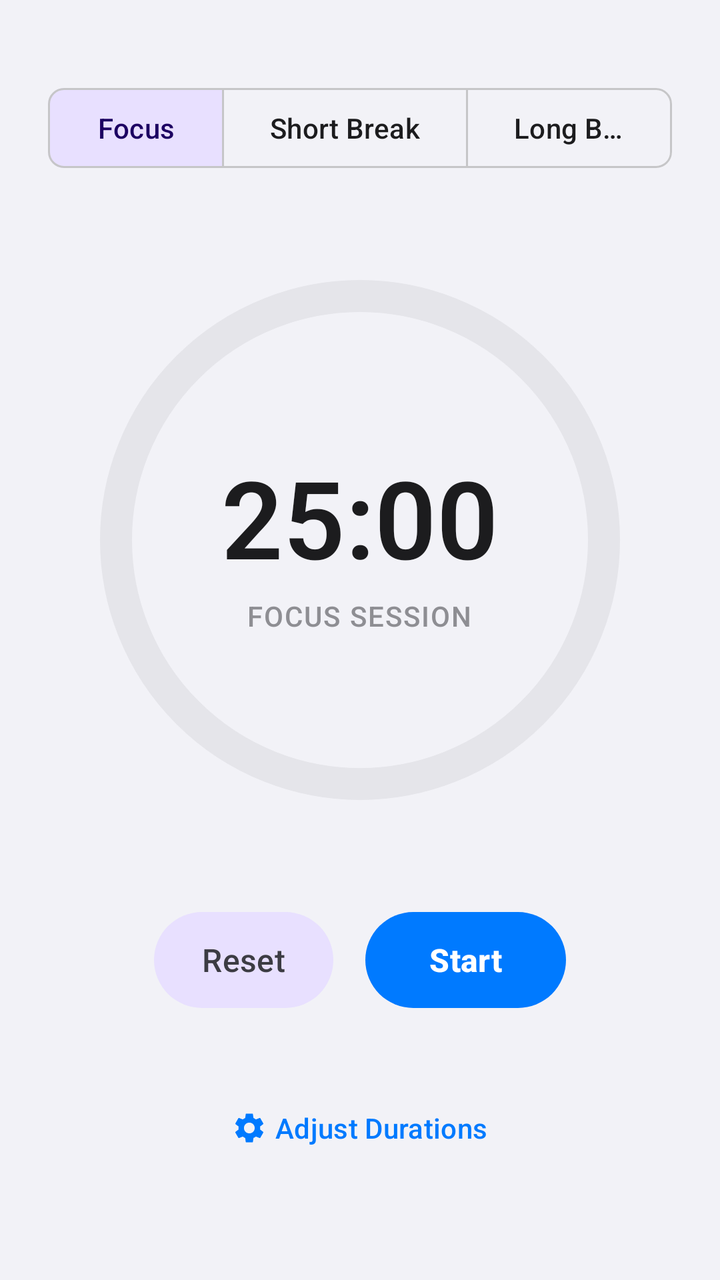
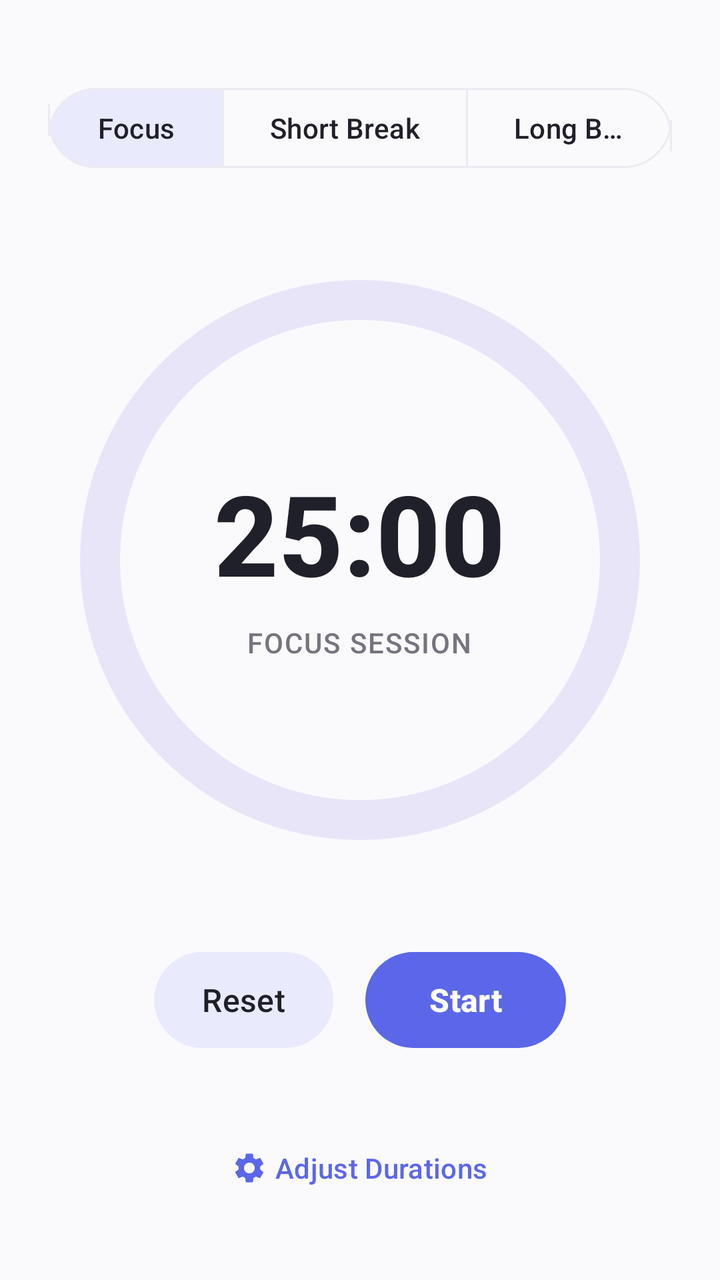

The first picture is an Android layout as it rendered before a commit; the second is the same layout after the commit. The layout source and the unified diff follow.
<!-- AndroidManifest.xml: application theme Theme.LorenzFlow -->
<!-- res/layout/fragment_pomodoro.xml -->
<?xml version="1.0" encoding="utf-8"?>
<ScrollView
    xmlns:android="http://schemas.android.com/apk/res/android"
    xmlns:app="http://schemas.android.com/apk/res-auto"
    android:layout_width="match_parent"
    android:layout_height="match_parent"
    android:background="@color/ios_grouped_background"
    android:fillViewport="true">

    <LinearLayout
        android:layout_width="match_parent"
        android:layout_height="wrap_content"
        android:orientation="vertical"
        android:gravity="center_horizontal"
        android:padding="24dp">

        
        <com.google.android.material.button.MaterialButtonToggleGroup
            android:id="@+id/toggle_group_modes"
            android:layout_width="wrap_content"
            android:layout_height="wrap_content"
            android:layout_marginTop="16dp"
            app:singleSelection="true"
            app:selectionRequired="true"
            app:checkedButton="@id/btn_mode_focus">

            <com.google.android.material.button.MaterialButton
                android:id="@+id/btn_mode_focus"
                style="@style/Widget.Material3.Button.OutlinedButton"
                android:layout_width="wrap_content"
                android:layout_height="wrap_content"
                android:text="Focus"
                android:textSize="14sp"
                app:cornerRadius="8dp" />

            <com.google.android.material.button.MaterialButton
                android:id="@+id/btn_mode_short"
                style="@style/Widget.Material3.Button.OutlinedButton"
                android:layout_width="wrap_content"
                android:layout_height="wrap_content"
                android:text="Short Break"
                android:textSize="14sp" />

            <com.google.android.material.button.MaterialButton
                android:id="@+id/btn_mode_long"
                style="@style/Widget.Material3.Button.OutlinedButton"
                android:layout_width="wrap_content"
                android:layout_height="wrap_content"
                android:text="Long Break"
                android:textSize="14sp"
                app:cornerRadius="8dp" />

        </com.google.android.material.button.MaterialButtonToggleGroup>

        
        <FrameLayout
            android:layout_width="wrap_content"
            android:layout_height="wrap_content"
            android:layout_marginTop="48dp"
            android:layout_marginBottom="48dp">

            <com.google.android.material.progressindicator.CircularProgressIndicator
                android:id="@+id/pomodoro_progress"
                android:layout_width="wrap_content"
                android:layout_height="wrap_content"
                app:indicatorSize="260dp"
                app:trackThickness="16dp"
                app:indicatorColor="@color/ios_blue"
                app:trackColor="@color/ios_opaque_separator"
                app:trackCornerRadius="8dp"
                android:progress="100"
                app:indicatorDirectionCircular="counterclockwise" />

            <LinearLayout
                android:layout_width="wrap_content"
                android:layout_height="wrap_content"
                android:layout_gravity="center"
                android:gravity="center"
                android:orientation="vertical">

                <TextView
                    android:id="@+id/text_timer"
                    android:layout_width="wrap_content"
                    android:layout_height="wrap_content"
                    android:text="25:00"
                    android:textSize="54sp"
                    android:textColor="?attr/colorOnSurface"
                    android:fontFamily="sans-serif-light"
                    android:textStyle="bold" />

                <TextView
                    android:id="@+id/text_status"
                    android:layout_width="wrap_content"
                    android:layout_height="wrap_content"
                    android:layout_marginTop="4dp"
                    android:text="Focus Session"
                    android:textSize="14sp"
                    android:textColor="@color/ios_secondary_label"
                    android:fontFamily="sans-serif-medium"
                    android:textAllCaps="true"
                    android:letterSpacing="0.05" />

            </LinearLayout>

        </FrameLayout>

        
        <LinearLayout
            android:layout_width="match_parent"
            android:layout_height="wrap_content"
            android:orientation="horizontal"
            android:gravity="center"
            android:layout_marginBottom="24dp">

            
            <com.google.android.material.button.MaterialButton
                android:id="@+id/btn_reset"
                style="@style/Widget.Material3.Button.TonalButton"
                android:layout_width="wrap_content"
                android:layout_height="56dp"
                android:layout_marginEnd="16dp"
                android:text="Reset"
                android:textSize="16sp"
                app:cornerRadius="28dp"
                android:textColor="?attr/colorOnSurfaceVariant"
                android:paddingHorizontal="24dp" />

            
            <com.google.android.material.button.MaterialButton
                android:id="@+id/btn_start_pause"
                android:layout_width="wrap_content"
                android:layout_height="56dp"
                android:text="Start"
                android:textSize="16sp"
                android:textStyle="bold"
                app:cornerRadius="28dp"
                app:backgroundTint="@color/ios_blue"
                android:textColor="@android:color/white"
                android:paddingHorizontal="32dp" />

        </LinearLayout>

        
        <com.google.android.material.button.MaterialButton
            android:id="@+id/btn_change_durations"
            style="@style/Widget.Material3.Button.TextButton"
            android:layout_width="wrap_content"
            android:layout_height="wrap_content"
            android:layout_marginTop="8dp"
            android:text="Adjust Durations"
            app:icon="@drawable/ic_settings"
            android:textColor="@color/ios_blue"
            app:iconTint="@color/ios_blue" />

    </LinearLayout>

</ScrollView>
<!-- resources referenced by this layout -->
<resources>
  <color name="ios_blue">#007AFF</color>
  <color name="ios_grouped_background">#F2F2F7</color>
  <color name="ios_opaque_separator">#E5E5EA</color>
  <color name="ios_secondary_label">#8E8E93</color>
  <style name="Theme.LorenzFlow" parent="Theme.Material3.Light.NoActionBar">
          <item name="colorPrimary">@color/md_theme_light_primary</item>
          <item name="colorOnPrimary">@color/md_theme_light_onPrimary</item>
          <item name="colorPrimaryContainer">@color/md_theme_light_primaryContainer</item>
          <item name="colorOnPrimaryContainer">@color/md_theme_light_onPrimaryContainer</item>
          <item name="colorSecondary">@color/md_theme_light_secondary</item>
          <item name="colorOnSecondary">@color/md_theme_light_onSecondary</item>
          <item name="colorSecondaryContainer">@color/md_theme_light_secondaryContainer</item>
          <item name="colorOnSecondaryContainer">@color/md_theme_light_onSecondaryContainer</item>
          <item name="colorTertiary">@color/md_theme_light_tertiary</item>
          <item name="colorOnTertiary">@color/md_theme_light_onTertiary</item>
          <item name="colorTertiaryContainer">@color/md_theme_light_tertiaryContainer</item>
          <item name="colorOnTertiaryContainer">@color/md_theme_light_onTertiaryContainer</item>
          <item name="colorError">@color/md_theme_light_error</item>
          <item name="colorOnError">@color/md_theme_light_onError</item>
          <item name="colorErrorContainer">@color/md_theme_light_errorContainer</item>
          <item name="colorOnErrorContainer">@color/md_theme_light_onErrorContainer</item>
          <item name="android:colorBackground">@color/md_theme_light_background</item>
          <item name="colorOnBackground">@color/md_theme_light_onBackground</item>
          <item name="colorSurface">@color/md_theme_light_surface</item>
          <item name="colorOnSurface">@color/md_theme_light_onSurface</item>
          <item name="colorSurfaceVariant">@color/md_theme_light_surfaceVariant</item>
          <item name="colorOnSurfaceVariant">@color/md_theme_light_onSurfaceVariant</item>
          <item name="colorOutline">@color/md_theme_light_outline</item>
          <item name="colorOutlineVariant">@color/md_theme_light_outlineVariant</item>
          <item name="colorSurfaceInverse">@color/md_theme_light_inverseSurface</item>
          <item name="colorOnSurfaceInverse">@color/md_theme_light_inverseOnSurface</item>
  
          
          <item name="android:statusBarColor">@android:color/transparent</item>
          <item name="android:navigationBarColor">@color/md_theme_light_surface</item>
          <item name="android:windowLightStatusBar">true</item>
      </style>
  <color name="md_theme_light_primary">#007AFF</color>
  <color name="md_theme_light_onPrimary">#FFFFFF</color>
  <color name="md_theme_light_primaryContainer">#D6E4FF</color>
  <color name="md_theme_light_onPrimaryContainer">#001B3E</color>
  <color name="md_theme_light_secondary">#5856D6</color>
  <color name="md_theme_light_onSecondary">#FFFFFF</color>
  <color name="md_theme_light_secondaryContainer">#E8E0FF</color>
  <color name="md_theme_light_onSecondaryContainer">#1C0062</color>
  <color name="md_theme_light_tertiary">#FF9500</color>
  <color name="md_theme_light_onTertiary">#FFFFFF</color>
  <color name="md_theme_light_error">#FF3B30</color>
  <color name="md_theme_light_onError">#FFFFFF</color>
  <color name="md_theme_light_background">#F2F2F7</color>
  <color name="md_theme_light_onBackground">#1C1C1E</color>
  <color name="md_theme_light_surface">#FFFFFF</color>
  <color name="md_theme_light_onSurface">#1C1C1E</color>
  <color name="md_theme_light_surfaceVariant">#FFFFFF</color>
  <color name="md_theme_light_onSurfaceVariant">#3C3C43</color>
  <color name="md_theme_light_outline">#C6C6C8</color>
  <color name="md_theme_light_outlineVariant">#E5E5EA</color>
  <!-- unchanged entries left out for length: 7 -->
</resources>

<!-- the commit's change to res/layout/fragment_pomodoro.xml (unified diff, before → after) -->
@@ -4,7 +4,7 @@
     xmlns:app="http://schemas.android.com/apk/res-auto"
     android:layout_width="match_parent"
     android:layout_height="match_parent"
-    android:background="@color/ios_grouped_background"
+    android:background="@color/lf_background"
     android:fillViewport="true">
 
     <LinearLayout
@@ -31,7 +31,7 @@
                 android:layout_height="wrap_content"
                 android:text="Focus"
                 android:textSize="14sp"
-                app:cornerRadius="8dp" />
+                app:cornerRadius="24dp" />
 
             <com.google.android.material.button.MaterialButton
                 android:id="@+id/btn_mode_short"
@@ -39,7 +39,8 @@
                 android:layout_width="wrap_content"
                 android:layout_height="wrap_content"
                 android:text="Short Break"
-                android:textSize="14sp" />
+                android:textSize="14sp"
+                app:cornerRadius="24dp" />
 
             <com.google.android.material.button.MaterialButton
                 android:id="@+id/btn_mode_long"
@@ -48,7 +49,7 @@
                 android:layout_height="wrap_content"
                 android:text="Long Break"
                 android:textSize="14sp"
-                app:cornerRadius="8dp" />
+                app:cornerRadius="24dp" />
 
         </com.google.android.material.button.MaterialButtonToggleGroup>
 
@@ -63,11 +64,11 @@
                 android:id="@+id/pomodoro_progress"
                 android:layout_width="wrap_content"
                 android:layout_height="wrap_content"
-                app:indicatorSize="260dp"
-                app:trackThickness="16dp"
-                app:indicatorColor="@color/ios_blue"
-                app:trackColor="@color/ios_opaque_separator"
-                app:trackCornerRadius="8dp"
+                app:indicatorSize="280dp"
+                app:trackThickness="20dp"
+                app:indicatorColor="@color/lf_accent"
+                app:trackColor="@color/lf_pastel_lilac"
+                app:trackCornerRadius="10dp"
                 android:progress="100"
                 app:indicatorDirectionCircular="counterclockwise" />
 
@@ -83,19 +84,19 @@
                     android:layout_width="wrap_content"
                     android:layout_height="wrap_content"
                     android:text="25:00"
-                    android:textSize="54sp"
-                    android:textColor="?attr/colorOnSurface"
-                    android:fontFamily="sans-serif-light"
-                    android:textStyle="bold" />
+                    android:textSize="56sp"
+                    android:textStyle="bold"
+                    android:textColor="@color/lf_text_primary"
+                    android:fontFamily="sans-serif-medium" />
 
                 <TextView
                     android:id="@+id/text_status"
                     android:layout_width="wrap_content"
                     android:layout_height="wrap_content"
-                    android:layout_marginTop="4dp"
-                    android:text="Focus Session"
+                    android:layout_marginTop="@dimen/lf_spacing_sm"
+                    android:text="@string/pomodoro_status_focus"
                     android:textSize="14sp"
-                    android:textColor="@color/ios_secondary_label"
+                    android:textColor="@color/lf_text_secondary"
                     android:fontFamily="sans-serif-medium"
                     android:textAllCaps="true"
                     android:letterSpacing="0.05" />
@@ -122,7 +123,7 @@
                 android:text="Reset"
                 android:textSize="16sp"
                 app:cornerRadius="28dp"
-                android:textColor="?attr/colorOnSurfaceVariant"
+                android:textColor="@color/lf_text_primary"
                 android:paddingHorizontal="24dp" />
 
             
@@ -130,12 +131,12 @@
                 android:id="@+id/btn_start_pause"
                 android:layout_width="wrap_content"
                 android:layout_height="56dp"
-                android:text="Start"
+                android:text="@string/start"
                 android:textSize="16sp"
                 android:textStyle="bold"
                 app:cornerRadius="28dp"
-                app:backgroundTint="@color/ios_blue"
-                android:textColor="@android:color/white"
+                app:backgroundTint="@color/lf_accent"
+                android:textColor="@color/lf_on_accent"
                 android:paddingHorizontal="32dp" />
 
         </LinearLayout>
@@ -147,10 +148,10 @@
             android:layout_width="wrap_content"
             android:layout_height="wrap_content"
             android:layout_marginTop="8dp"
-            android:text="Adjust Durations"
+            android:text="@string/adjust_durations"
             app:icon="@drawable/ic_settings"
-            android:textColor="@color/ios_blue"
-            app:iconTint="@color/ios_blue" />
+            android:textColor="@color/lf_accent"
+            app:iconTint="@color/lf_accent" />
 
     </LinearLayout>
 
<!-- resource entries referenced after the edit -->
@@ -1,18 +1,24 @@
 <!-- resources referenced by this layout -->
 <resources>
-  <color name="ios_blue">#007AFF</color>
-  <color name="ios_grouped_background">#F2F2F7</color>
-  <color name="ios_opaque_separator">#E5E5EA</color>
-  <color name="ios_secondary_label">#8E8E93</color>
+  <color name="lf_accent">#5B67E8</color>
+  <color name="lf_background">#FAFAFC</color>
+  <color name="lf_on_accent">#FFFFFF</color>
+  <color name="lf_pastel_lilac">#E9E5F9</color>
+  <color name="lf_text_primary">#20202B</color>
+  <color name="lf_text_secondary">#75747F</color>
+  <dimen name="lf_spacing_sm">8dp</dimen>
+  <string name="adjust_durations">Adjust Durations</string>
+  <string name="pomodoro_status_focus">Focus Session</string>
+  <string name="start">Start</string>
   <style name="Theme.LorenzFlow" parent="Theme.Material3.Light.NoActionBar">
-          <item name="colorPrimary">@color/md_theme_light_primary</item>
-          <item name="colorOnPrimary">@color/md_theme_light_onPrimary</item>
-          <item name="colorPrimaryContainer">@color/md_theme_light_primaryContainer</item>
-          <item name="colorOnPrimaryContainer">@color/md_theme_light_onPrimaryContainer</item>
-          <item name="colorSecondary">@color/md_theme_light_secondary</item>
-          <item name="colorOnSecondary">@color/md_theme_light_onSecondary</item>
-          <item name="colorSecondaryContainer">@color/md_theme_light_secondaryContainer</item>
-          <item name="colorOnSecondaryContainer">@color/md_theme_light_onSecondaryContainer</item>
+          <item name="colorPrimary">@color/lf_accent</item>
+          <item name="colorOnPrimary">@color/lf_on_accent</item>
+          <item name="colorPrimaryContainer">@color/lf_accent_soft</item>
+          <item name="colorOnPrimaryContainer">@color/lf_text_primary</item>
+          <item name="colorSecondary">@color/lf_accent</item>
+          <item name="colorOnSecondary">@color/lf_on_accent</item>
+          <item name="colorSecondaryContainer">@color/lf_accent_soft</item>
+          <item name="colorOnSecondaryContainer">@color/lf_text_primary</item>
           <item name="colorTertiary">@color/md_theme_light_tertiary</item>
           <item name="colorOnTertiary">@color/md_theme_light_onTertiary</item>
           <item name="colorTertiaryContainer">@color/md_theme_light_tertiaryContainer</item>
@@ -21,42 +27,46 @@
           <item name="colorOnError">@color/md_theme_light_onError</item>
           <item name="colorErrorContainer">@color/md_theme_light_errorContainer</item>
           <item name="colorOnErrorContainer">@color/md_theme_light_onErrorContainer</item>
-          <item name="android:colorBackground">@color/md_theme_light_background</item>
-          <item name="colorOnBackground">@color/md_theme_light_onBackground</item>
-          <item name="colorSurface">@color/md_theme_light_surface</item>
-          <item name="colorOnSurface">@color/md_theme_light_onSurface</item>
-          <item name="colorSurfaceVariant">@color/md_theme_light_surfaceVariant</item>
-          <item name="colorOnSurfaceVariant">@color/md_theme_light_onSurfaceVariant</item>
-          <item name="colorOutline">@color/md_theme_light_outline</item>
-          <item name="colorOutlineVariant">@color/md_theme_light_outlineVariant</item>
+          <item name="android:colorBackground">@color/lf_background</item>
+          
+          <item name="android:windowBackground">@color/lf_background</item>
+          <item name="colorOnBackground">@color/lf_text_primary</item>
+          <item name="colorSurface">@color/lf_surface</item>
+          <item name="colorOnSurface">@color/lf_text_primary</item>
+          <item name="colorSurfaceVariant">@color/lf_surface_variant</item>
+          <item name="colorOnSurfaceVariant">@color/lf_text_secondary</item>
+          <item name="colorOutline">@color/lf_hairline</item>
+          <item name="colorOutlineVariant">@color/lf_hairline</item>
           <item name="colorSurfaceInverse">@color/md_theme_light_inverseSurface</item>
           <item name="colorOnSurfaceInverse">@color/md_theme_light_inverseOnSurface</item>
+  
+          
+          <item name="shapeAppearanceSmallComponent">@style/ShapeAppearance.LF.Pill</item>
+          <item name="shapeAppearanceMediumComponent">@style/ShapeAppearance.LF.Corner24</item>
+          <item name="shapeAppearanceLargeComponent">@style/ShapeAppearance.LF.Corner24</item>
   
           
           <item name="android:statusBarColor">@android:color/transparent</item>
           <item name="android:navigationBarColor">@color/md_theme_light_surface</item>
           <item name="android:windowLightStatusBar">true</item>
       </style>
-  <color name="md_theme_light_primary">#007AFF</color>
-  <color name="md_theme_light_onPrimary">#FFFFFF</color>
-  <color name="md_theme_light_primaryContainer">#D6E4FF</color>
-  <color name="md_theme_light_onPrimaryContainer">#001B3E</color>
-  <color name="md_theme_light_secondary">#5856D6</color>
-  <color name="md_theme_light_onSecondary">#FFFFFF</color>
-  <color name="md_theme_light_secondaryContainer">#E8E0FF</color>
-  <color name="md_theme_light_onSecondaryContainer">#1C0062</color>
+  <color name="lf_accent_soft">#E9EBFC</color>
   <color name="md_theme_light_tertiary">#FF9500</color>
   <color name="md_theme_light_onTertiary">#FFFFFF</color>
   <color name="md_theme_light_error">#FF3B30</color>
   <color name="md_theme_light_onError">#FFFFFF</color>
-  <color name="md_theme_light_background">#F2F2F7</color>
-  <color name="md_theme_light_onBackground">#1C1C1E</color>
+  <color name="lf_surface">#FFFFFF</color>
+  <color name="lf_surface_variant">#F3F2F8</color>
+  <color name="lf_hairline">#ECEBF2</color>
+  <style name="ShapeAppearance.LF.Pill" parent="ShapeAppearance.Material3.SmallComponent">
+          <item name="cornerFamily">rounded</item>
+          <item name="cornerSize">50%</item>
+      </style>
+  <style name="ShapeAppearance.LF.Corner24" parent="ShapeAppearance.Material3.MediumComponent">
+          <item name="cornerFamily">rounded</item>
+          <item name="cornerSize">24dp</item>
+      </style>
   <color name="md_theme_light_surface">#FFFFFF</color>
-  <color name="md_theme_light_onSurface">#1C1C1E</color>
-  <color name="md_theme_light_surfaceVariant">#FFFFFF</color>
-  <color name="md_theme_light_onSurfaceVariant">#3C3C43</color>
-  <color name="md_theme_light_outline">#C6C6C8</color>
-  <color name="md_theme_light_outlineVariant">#E5E5EA</color>
   <!-- unchanged entries left out for length: 7 -->
 </resources>
 
